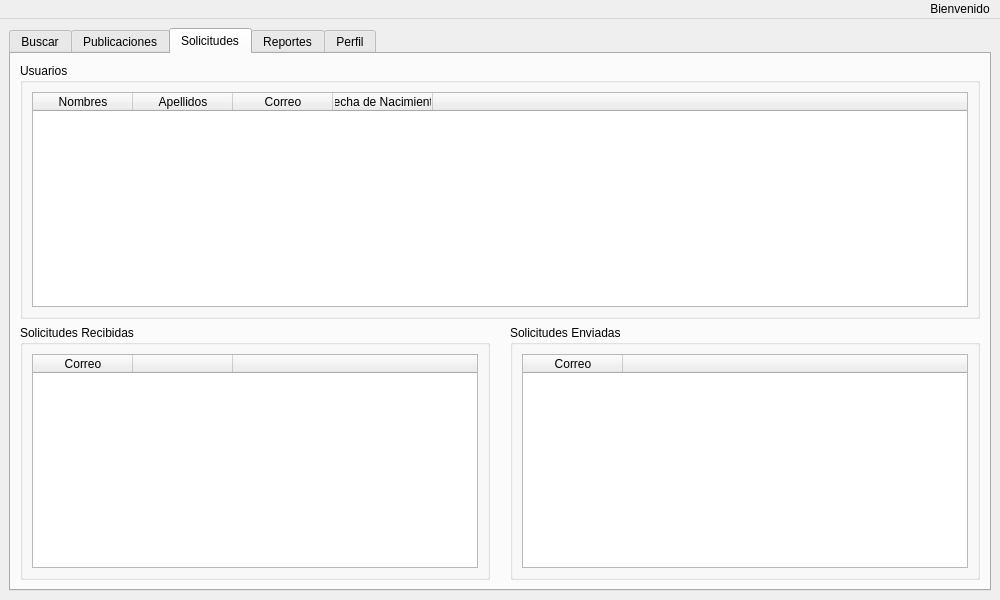
Before: the Qt Designer form Fase3/windowuser.ui in D3r3-k/-EDD-Proyecto_202001151, drawn with Qt 5.
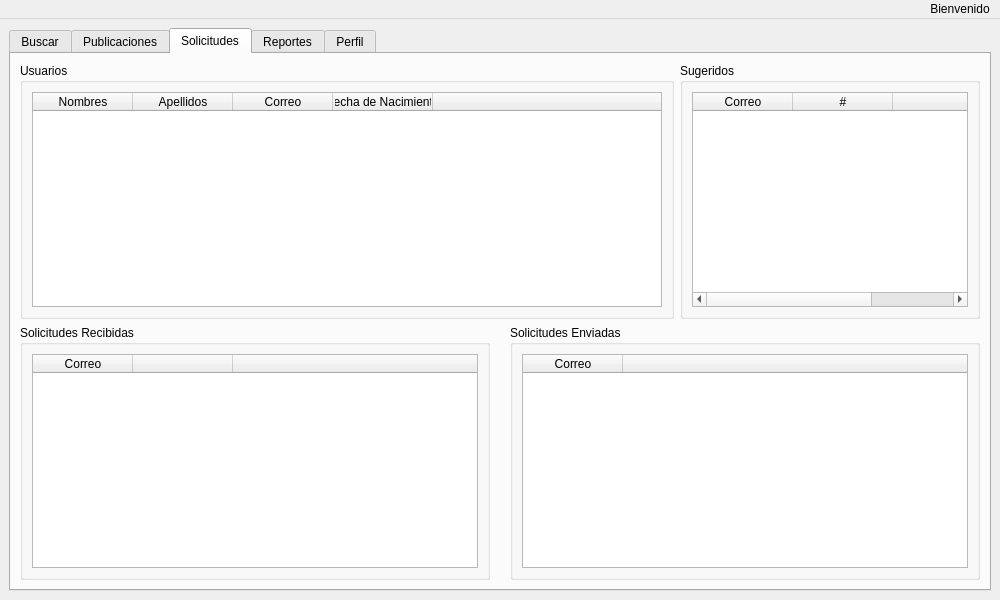
After: the same form once the commit is applied. The open tabs and pages were chosen to show the change. Icons and pictures are not drawn.

```diff
--- a/Fase3/windowuser.ui
+++ b/Fase3/windowuser.ui
@@ -380,7 +380,7 @@
        </attribute>
        <layout class="QVBoxLayout" name="verticalLayout_9">
         <item>
-         <layout class="QVBoxLayout" name="verticalLayout_10">
+         <layout class="QHBoxLayout" name="horizontalLayout_8">
           <item>
            <widget class="QGroupBox" name="groupBox_usuarios">
             <property name="title">
@@ -429,6 +429,59 @@
            </widget>
           </item>
           <item>
+           <widget class="QGroupBox" name="groupBox_3">
+            <property name="sizePolicy">
+             <sizepolicy hsizetype="Fixed" vsizetype="Preferred">
+              <horstretch>0</horstretch>
+              <verstretch>0</verstretch>
+             </sizepolicy>
+            </property>
+            <property name="minimumSize">
+             <size>
+              <width>300</width>
+              <height>0</height>
+             </size>
+            </property>
+            <property name="title">
+             <string>Sugeridos</string>
+            </property>
+            <layout class="QVBoxLayout" name="verticalLayout_22">
+             <item>
+              <widget class="QTableWidget" name="tableSugeridos">
+               <property name="sizePolicy">
+                <sizepolicy hsizetype="Expanding" vsizetype="Expanding">
+                 <horstretch>0</horstretch>
+                 <verstretch>0</verstretch>
+                </sizepolicy>
+               </property>
+               <property name="editTriggers">
+                <set>QAbstractItemView::EditTrigger::NoEditTriggers</set>
+               </property>
+               <column>
+                <property name="text">
+                 <string>Correo</string>
+                </property>
+               </column>
+               <column>
+                <property name="text">
+                 <string>#</string>
+                </property>
+               </column>
+               <column>
+                <property name="text">
+                 <string/>
+                </property>
+               </column>
+              </widget>
+             </item>
+            </layout>
+           </widget>
+          </item>
+         </layout>
+        </item>
+        <item>
+         <layout class="QVBoxLayout" name="verticalLayout_10">
+          <item>
            <layout class="QHBoxLayout" name="horizontalLayout_solicitudes">
             <property name="spacing">
              <number>20</number>
```
Left out of the diff: 4 changed lines with no effect on the pictures.
